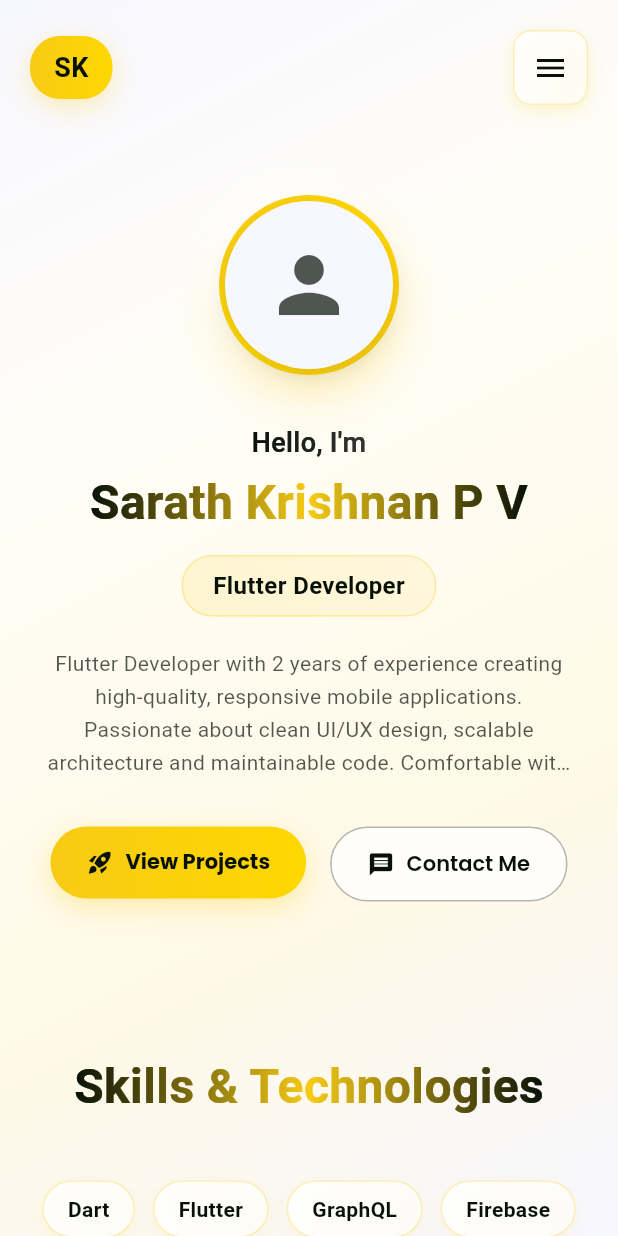
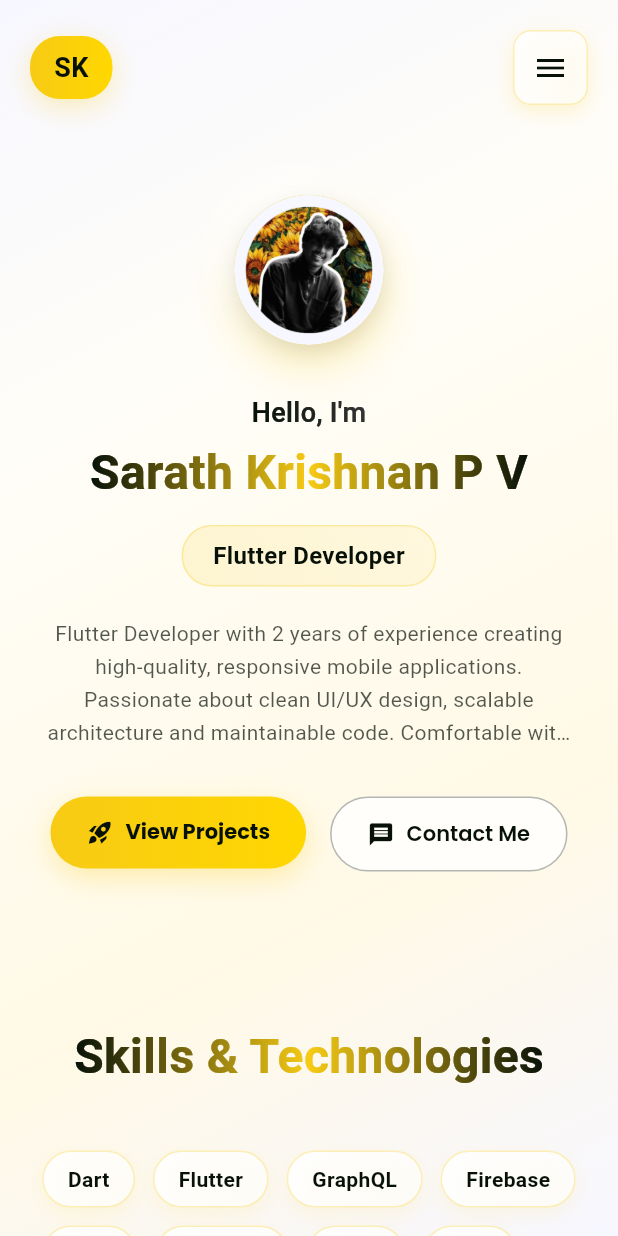
Before and after one commit to PVSarathKrishnan/visual_resume, a Flutter app: the screen it shows after launch, on a phone screen of 412 x 824 dp. Run offline on Flutter 3.47's test engine with Material 3 defaults, Android fonts, the light colour scheme and no system bars; our stand-ins replace get, google_fonts.

Commit message:
Update home view to enable CV download via URL and replace profile avatar image. Removed outdated PDF resume and added new profile picture. Enhanced button functionality for better user experience.

```diff
--- a/lib/app/modules/home/views/home_view.dart
+++ b/lib/app/modules/home/views/home_view.dart
@@ -170,7 +170,21 @@ class _HomeViewState extends State<HomeView> with TickerProviderStateMixin {
               _buildNavButton('Projects', () => Navigator.pushNamed(context, '/projects')),
               _buildNavButton('Contact', () => Navigator.pushNamed(context, '/contact')),
               const SizedBox(width: 20),
-              _buildGradientButton('Download CV', Icons.download, () {}),
+              _buildGradientButton('Download CV', Icons.download,
+              () async {
+                          print('Downloading CV');
+                              const url = 'https://drive.google.com/drive/folders/1uD25fNowI78n-DYNqB3zKwvIdfg0f-lI?usp=sharing';
+                              if (await canLaunch(url)) {
+                                await launch(url);
+                              } else {
+                                // Show an error message if launch fails
+                                ScaffoldMessenger.of(context).showSnackBar(
+                                  const SnackBar(content: Text('Could not launch URL')),
+                                );
+                              }
+
+                        },
+              ),
             ],
           ),
         ],
@@ -241,17 +255,7 @@ class _HomeViewState extends State<HomeView> with TickerProviderStateMixin {
         ],
       ),
       child: ElevatedButton.icon(
-        onPressed: () async {
-          const url = 'https://drive.google.com/drive/folders/1uD25fNowI78n-DYNqB3zKwvIdfg0f-lI?usp=sharing';
-          if (await canLaunch(url)) {
-            await launch(url);
-          } else {
-            // Show an error message if launch fails
-            ScaffoldMessenger.of(context).showSnackBar(
-              const SnackBar(content: Text('Could not launch URL')),
-            );
-          }
-        },
+       onPressed: onPressed,
         icon: Icon(icon, color: AppColors.night),
         label: Text(
           text,
@@ -300,7 +304,7 @@ class _HomeViewState extends State<HomeView> with TickerProviderStateMixin {
       padding: const EdgeInsets.symmetric(horizontal: 10),
       child: Column(
         children: [
-          _buildProfileAvatar(120),
+          _buildProfileAvatar(MediaQuery.of(context).size.width > 600 ? 10 : 100),
           const SizedBox(height: 32),
           _buildHeroText(context, true),
           const SizedBox(height: 32),
@@ -342,7 +346,9 @@ class _HomeViewState extends State<HomeView> with TickerProviderStateMixin {
   }
 
   Widget _buildProfileAvatar(double size) {
-    return Container(
+    return Column(
+      children: [
+        Container(
           width: size,
           height: size,
           decoration: BoxDecoration(
@@ -370,7 +376,7 @@ class _HomeViewState extends State<HomeView> with TickerProviderStateMixin {
             ],
           ),
           child: Container(
-        margin: const EdgeInsets.all(4),
+            margin: const EdgeInsets.all(0),
             decoration: BoxDecoration(
               shape: BoxShape.circle,
               color: AppColors.ghostWhite,
@@ -382,12 +388,15 @@ class _HomeViewState extends State<HomeView> with TickerProviderStateMixin {
                 ),
               ],
             ),
-        child: Icon(
-          Icons.person,
-          size: size * 0.5,
-          color: AppColors.night.withOpacity(0.7),
+            child: Image.asset(
+              AppImages.profileAvatar,
+              width: size*1.2,
+              height: size*1.2,
+              fit: BoxFit.cover,
             ),
           ),
+        ),
+      ],
     );
   }
 
@@ -1101,7 +1110,20 @@ class _HomeViewState extends State<HomeView> with TickerProviderStateMixin {
                   const SizedBox(height: 16),
 
                   // Download CV button
-                  Container(
+                  GestureDetector(
+                    onTap: () async {
+                      print('Downloading CV');
+                      const url = 'https://drive.google.com/drive/folders/1uD25fNowI78n-DYNqB3zKwvIdfg0f-lI?usp=sharing';
+                      if (await canLaunch(url)) {
+                        await launch(url);
+                      } else {
+                        // Show an error message if launch fails
+                        ScaffoldMessenger.of(context).showSnackBar(
+                          const SnackBar(content: Text('Could not launch URL')),
+                        );
+                      }
+                    },
+                    child: Container(
                       width: double.infinity,
                       decoration: BoxDecoration(
                         gradient: LinearGradient(
@@ -1120,9 +1142,19 @@ class _HomeViewState extends State<HomeView> with TickerProviderStateMixin {
                         ],
                       ),
                       child: ElevatedButton.icon(
-                      onPressed: () {
-                        Navigator.pop(context);
-                        // Handle CV download
+
+                         onPressed: () async {
+                          print('Downloading CV');
+                              const url = 'https://drive.google.com/drive/folders/1uD25fNowI78n-DYNqB3zKwvIdfg0f-lI?usp=sharing';
+                              if (await canLaunch(url)) {
+                                await launch(url);
+                              } else {
+                                // Show an error message if launch fails
+                                ScaffoldMessenger.of(context).showSnackBar(
+                                  const SnackBar(content: Text('Could not launch URL')),
+                                );
+                              }
+
                         },
                         icon: const Icon(
                           Icons.download_outlined,
@@ -1142,6 +1174,7 @@ class _HomeViewState extends State<HomeView> with TickerProviderStateMixin {
                           padding: const EdgeInsets.symmetric(vertical: 16),
                           shape: RoundedRectangleBorder(
                             borderRadius: BorderRadius.circular(16),
+                          ),
                         ),
                       ),
                     ),
--- a/lib/core/constants/app_images.dart
+++ b/lib/core/constants/app_images.dart
@@ -16,7 +16,7 @@ class AppImages {
 
   // Images
   static const String profilePlaceholder = 'assets/images/profile_placeholder.png';
-  static const String profileAvatar = 'assets/images/profile_avatar.png';
+  static const String profileAvatar = 'assets/images/sarath_pfp.png';
 
   // Documents
   static const String resumePdf = 'assets/documents/Sarath_krishnan_pv.pdf';
```
Also changed, not shown: assets/images/sarath_pfp.png (added), 2 other files. Lines whose indentation alone changed are shown as unchanged.
